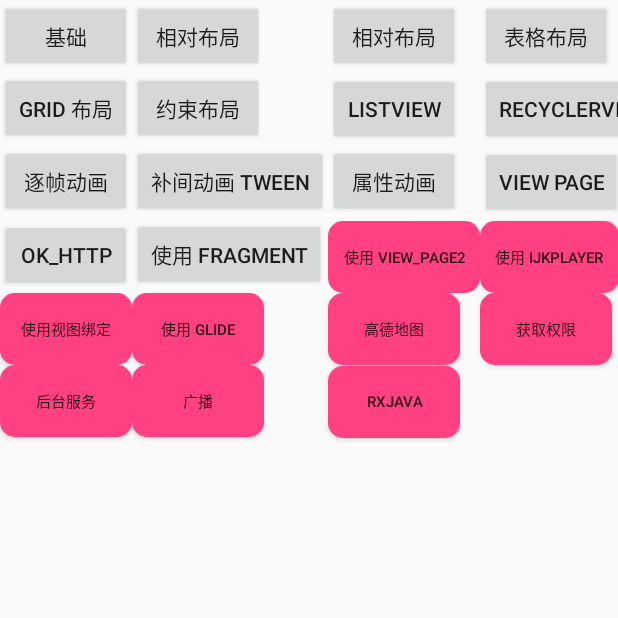
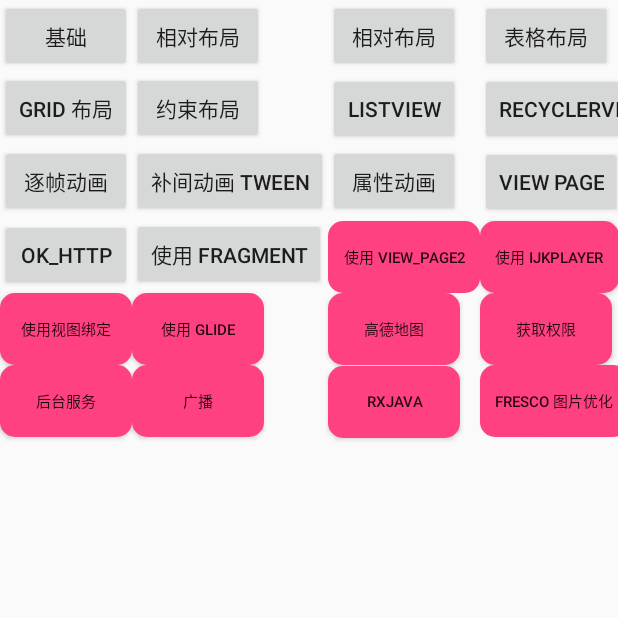
Before and after one commit to miniocean404-android/learn_android_java, an Android app: the screen it shows after launch (MainActivity), on a phone screen of 412 x 824 dp, the top half of it. Run offline under Robolectric (Android 15) with nearby library versions, the light colour scheme and no system bars; libraries missing offline, so code that uses them is left out: com.facebook.drawee, com.gyf.immersionbar, com.hjq.toast, com.simple.spiderman; 5 statements that could not run were skipped.

Commit message:
feature: fresco

```diff
--- a/app/src/main/AndroidManifest.xml
+++ b/app/src/main/AndroidManifest.xml
@@ -43,6 +43,9 @@
         android:supportsRtl="true"
         android:theme="@style/Theme.LearnAndroidJava"
         tools:targetApi="31">
+        <activity
+            android:name=".activity.lib.FrescoActivity"
+            android:exported="false" />
         <activity
             android:name=".activity.lib.RxJavaActivity"
             android:exported="false" />
@@ -108,7 +111,7 @@
         <service android:name=".shared.service.CustomService" /> <!-- 注册服务 -->
         <meta-data
             android:name="com.amap.api.v2.apikey"
-            android:value="04f07a130c4cd17934bfde4c448fa3a3"></meta-data> <!-- 静态注册广播接受者 -->
+            android:value="04f07a130c4cd17934bfde4c448fa3a3" /> <!-- 静态注册广播接受者 -->
         <receiver
             android:name=".shared.receiver.StaticReceiver"
             android:enabled="true"
--- a/app/src/main/java/com/example/learnandroidjava/MainActivity.java
+++ b/app/src/main/java/com/example/learnandroidjava/MainActivity.java
@@ -21,6 +21,7 @@
 import com.example.learnandroidjava.activity.base.receiver.ReceiverActivity;
 import com.example.learnandroidjava.activity.base.service.ServiceActivity;
 import com.example.learnandroidjava.activity.lib.AMapActivity;
+import com.example.learnandroidjava.activity.lib.FrescoActivity;
 import com.example.learnandroidjava.activity.lib.IjkplayerActivity;
 import com.example.learnandroidjava.activity.base.scroll.ListViewActivity;
 import com.example.learnandroidjava.activity.lib.LibGlideActivity;
@@ -78,6 +79,7 @@
         jump(this,R.id.go_receiver_btn, ReceiverActivity.class);
         jump(this,R.id.go_service_btn, ServiceActivity.class);
         jump(this,R.id.go_rx_java_btn, RxJavaActivity.class);
+        jump(this,R.id.go_fresco_btn, FrescoActivity.class);
     }
 
     @Override
--- a/app/src/main/res/layout/activity_main.xml
+++ b/app/src/main/res/layout/activity_main.xml
@@ -207,4 +207,15 @@
         android:textSize="10dp"
         android:background="@drawable/button_radius"
         />
+
+    <Button
+        android:text="Fresco 图片优化"
+        android:id="@+id/go_fresco_btn"
+        android:layout_width="wrap_content"
+        android:layout_height="wrap_content"
+        android:paddingLeft="10dp"
+        android:paddingRight="10dp"
+        android:textSize="10dp"
+        android:background="@drawable/button_radius"
+        />
 </GridLayout>
```
Also changed, not shown: app/src/main/java/com/example/learnandroidjava/activity/lib/FrescoActivity.kt (added, +54 -0 lines), app/src/main/res/layout/activity_fresco.xml (added, +28 -0 lines).
